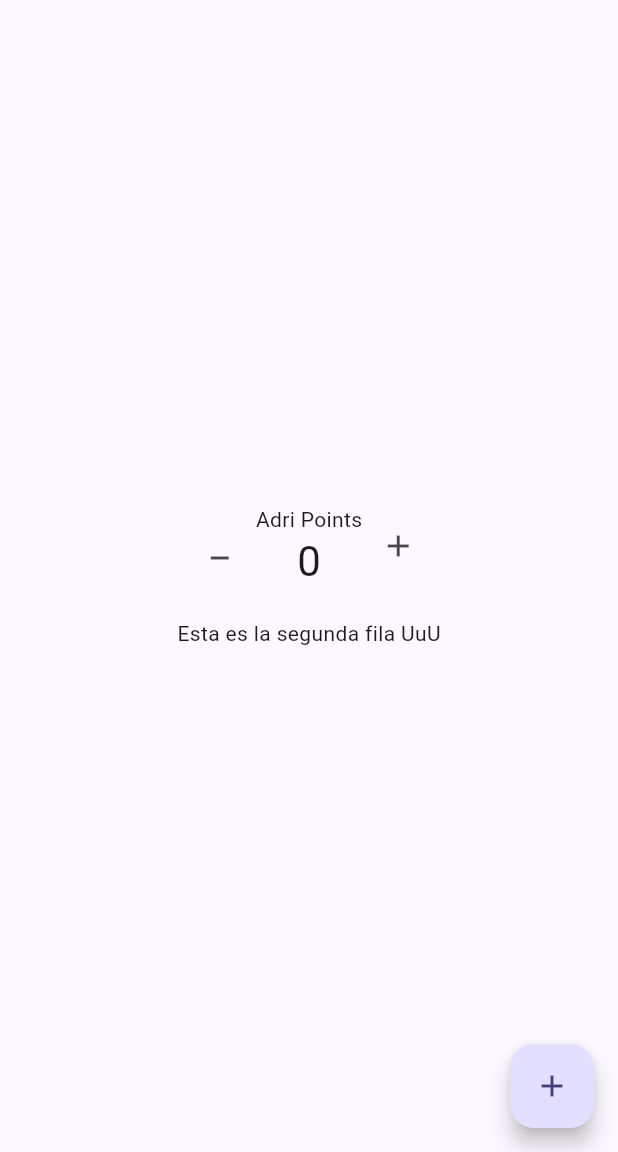
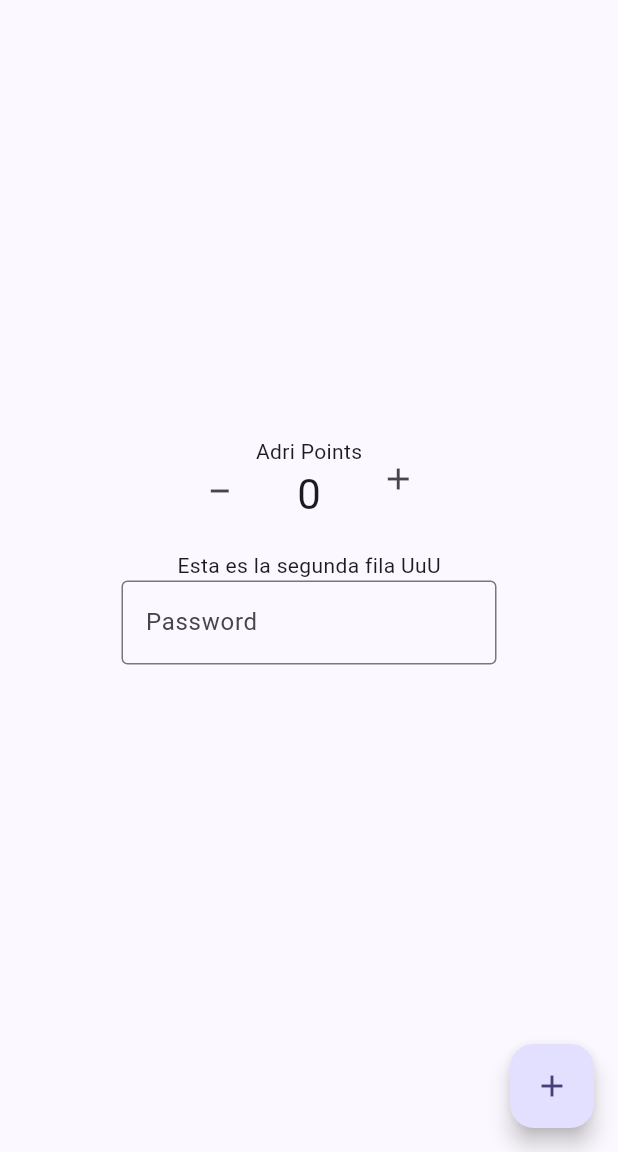
Before and after one commit to AdrianBellazco/curso-moviles-2025, a Flutter app: the screen it shows after launch, on a phone screen of 412 x 824 dp, the part 84-1236 px from its top. Run offline on Flutter 3.47's test engine with Material 3 defaults, Android fonts, the phone set to English and light mode, and no system bars.

Commit message:
Actualizacion del codigo

```diff
--- a/lib/main.dart
+++ b/lib/main.dart
@@ -37,6 +37,11 @@ class MyHomePage extends StatefulWidget {
 }
 
 class _MyHomePageState extends State<MyHomePage> {
+
+   String myVariable = "";
+   String textoTipado = "";
+
+
   int _counter = 0;
 
   void _incrementCounter() {
@@ -102,13 +107,55 @@ class _MyHomePageState extends State<MyHomePage> {
 
 
             ),
+
+
+
+
             const SizedBox(height: 20), // ESPACIO ENTRE FILAS
+
             Row( //segunda fila
             mainAxisAlignment: MainAxisAlignment.center,
             crossAxisAlignment: CrossAxisAlignment.center,
             children: [
               const Text('Esta es la segunda fila UuU')
             ],
+
+            ),
+            //text file
+             Row( // Tercera fila
+
+             mainAxisAlignment: MainAxisAlignment.center,
+             crossAxisAlignment: CrossAxisAlignment.center,
+             children: [
+              SizedBox(
+              width: 250,
+              child: TextField(
+              //obscureText: true,
+              onChanged: (value){
+                setState(() {
+                  textoTipado = value;
+                });
+              },
+              decoration: const InputDecoration(border: OutlineInputBorder(), labelText: 'Password'),
+             ),
+             )
+             ],
+
+            ),
+
+            Row(
+               mainAxisAlignment: MainAxisAlignment.center,
+             crossAxisAlignment: CrossAxisAlignment.center,
+                children: [
+                  Text(
+                textoTipado, //variable
+                style: TextStyle(
+                fontSize: 24,
+                fontWeight: FontWeight.bold,
+                color: const Color.fromARGB(255, 114, 126, 255),
+              ),
+              ),
+                ],
             )
 
           ],
```
